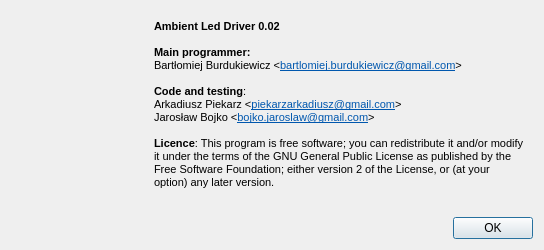
dev-0x7C6/led-frame, file about.ui: the form before one commit.
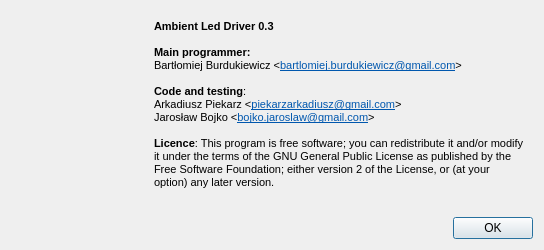
The form after the commit. Icons and pictures are not drawn.

```diff
--- a/about.ui
+++ b/about.ui
@@ -49,7 +49,7 @@
 &lt;html&gt;&lt;head&gt;&lt;meta name=&quot;qrichtext&quot; content=&quot;1&quot; /&gt;&lt;style type=&quot;text/css&quot;&gt;
 p, li { white-space: pre-wrap; }
 &lt;/style&gt;&lt;/head&gt;&lt;body style=&quot; font-family:'Sans Serif'; font-size:8pt; font-weight:400; font-style:normal;&quot;&gt;
-&lt;p style=&quot; margin-top:0px; margin-bottom:0px; margin-left:0px; margin-right:0px; -qt-block-indent:0; text-indent:0px;&quot;&gt;&lt;span style=&quot; font-weight:600;&quot;&gt;Ambient Led Driver 0.02&lt;/span&gt;&lt;/p&gt;
+&lt;p style=&quot; margin-top:0px; margin-bottom:0px; margin-left:0px; margin-right:0px; -qt-block-indent:0; text-indent:0px;&quot;&gt;&lt;span style=&quot; font-weight:600;&quot;&gt;Ambient Led Driver 0.3&lt;/span&gt;&lt;/p&gt;
 &lt;p style=&quot;-qt-paragraph-type:empty; margin-top:0px; margin-bottom:0px; margin-left:0px; margin-right:0px; -qt-block-indent:0; text-indent:0px;&quot;&gt;&lt;br /&gt;&lt;/p&gt;
 &lt;p style=&quot; margin-top:0px; margin-bottom:0px; margin-left:0px; margin-right:0px; -qt-block-indent:0; text-indent:0px;&quot;&gt;&lt;span style=&quot; font-weight:600;&quot;&gt;Main programmer:&lt;/span&gt;&lt;/p&gt;
 &lt;p style=&quot; margin-top:0px; margin-bottom:0px; margin-left:0px; margin-right:0px; -qt-block-indent:0; text-indent:0px;&quot;&gt;Bartłomiej Burdukiewicz &amp;lt;&lt;a href=&quot;bartlomiej.burdukiewicz@gmail.com&quot;&gt;&lt;span style=&quot; text-decoration: underline; color:#0057ae;&quot;&gt;bartlomiej.burdukiewicz@gmail.com&lt;/span&gt;&lt;/a&gt;&amp;gt;&lt;/p&gt;
```
